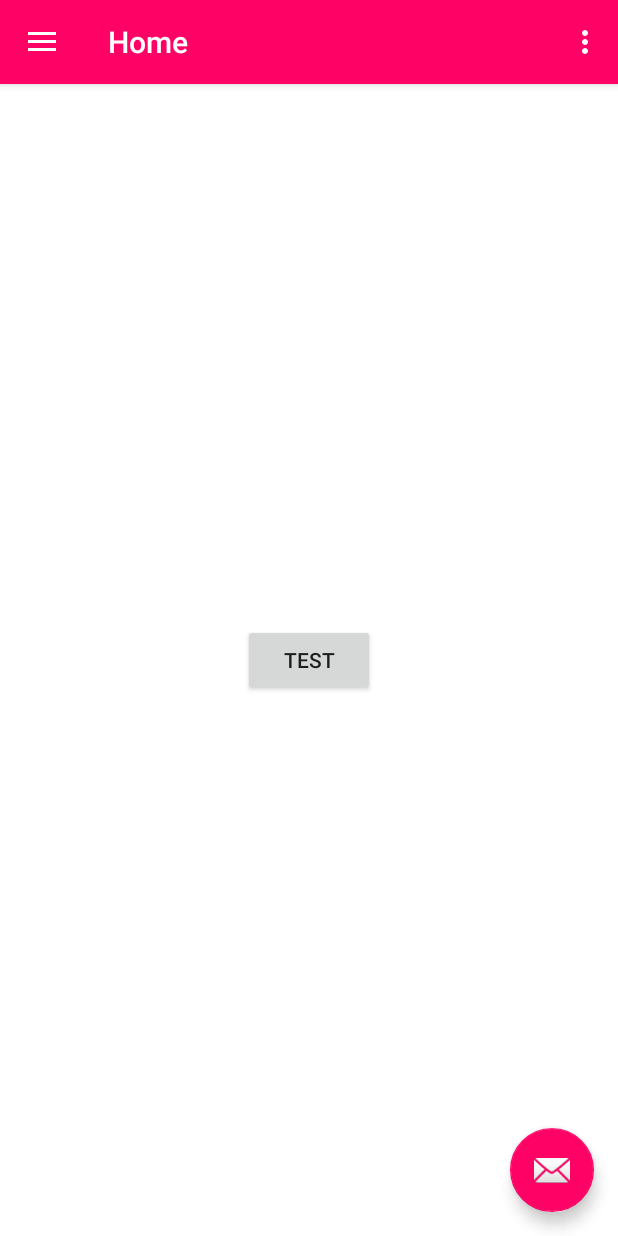
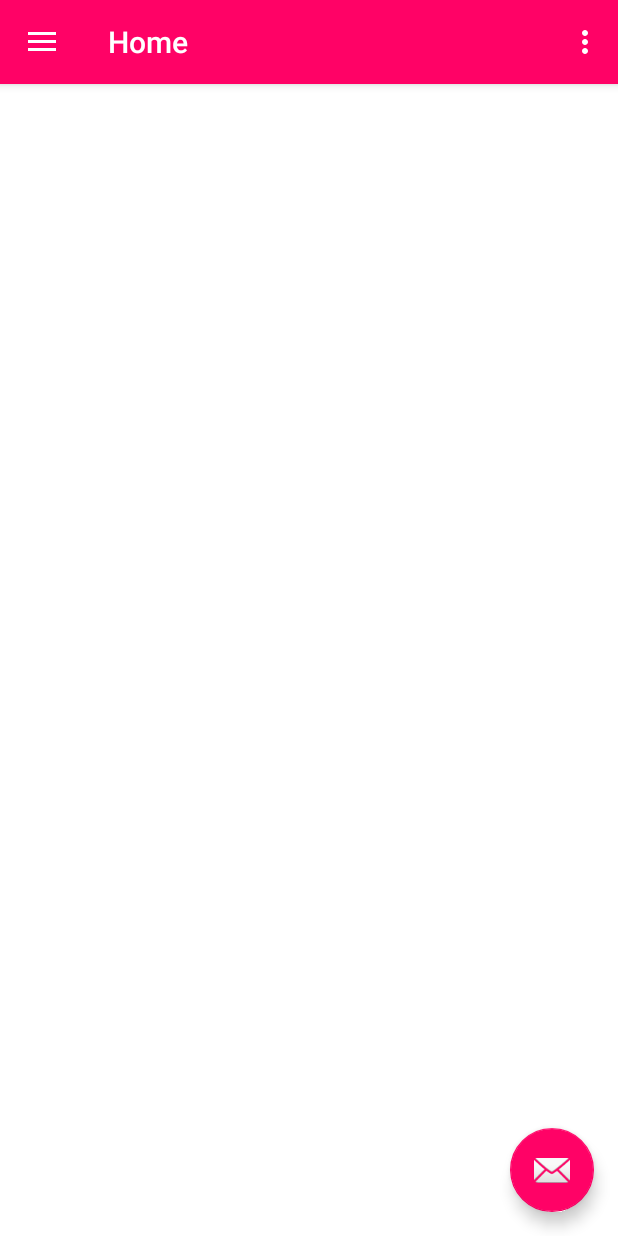
Before and after one commit to sergioskz97/TodoMusica, an Android app: the screen it shows after launch (MainActivity), on a phone screen of 412 x 824 dp. Run offline under Robolectric (Android 15) with nearby library versions, the phone set to English and light mode, and no system bars; our stand-ins replace Volley, navigation-ui; Roboto replaces fonts that are not available here.

Commit message:
Refactoring code

```diff
--- a/app/src/main/java/com/example/todomusica/Crypto.java
+++ b/app/src/main/java/com/example/todomusica/Class/Crypto.java
@@ -1,4 +1,4 @@
-package com.example.todomusica;
+package com.example.todomusica.Class;
 
 public class Crypto{
 
--- a/app/src/main/java/com/example/todomusica/LoginRequest.java
+++ b/app/src/main/java/com/example/todomusica/Class/LoginRequest.java
@@ -1,4 +1,4 @@
-package com.example.todomusica;
+package com.example.todomusica.Class;
 
 import com.android.volley.Request;
 import com.android.volley.Response;
@@ -11,7 +11,7 @@ public class LoginRequest extends StringRequest {
     private static final String route = "https://todomusicatest.000webhostapp.com/Login.php";
     private Map<String, String> params;
 
-    LoginRequest(String email, String password, Response.Listener<String> listener) {
+    public LoginRequest(String email, String password, Response.Listener<String> listener) {
         super(Request.Method.POST, route, listener, null);
 
         params = new HashMap<>();
--- a/app/src/main/java/com/example/todomusica/RegisterRequest.java
+++ b/app/src/main/java/com/example/todomusica/Class/RegisterRequest.java
@@ -1,4 +1,4 @@
-package com.example.todomusica;
+package com.example.todomusica.Class;
 
 import com.android.volley.Request;
 import com.android.volley.Response;
--- a/app/src/main/java/com/example/todomusica/LoginFragment.java
+++ b/app/src/main/java/com/example/todomusica/LoginFragment.java
@@ -1,11 +1,9 @@
 package com.example.todomusica;
 
-import android.content.Intent;
 import android.os.Bundle;
 
 import androidx.appcompat.app.AlertDialog;
 import androidx.fragment.app.Fragment;
-import androidx.fragment.app.FragmentManager;
 import androidx.navigation.Navigation;
 
 import android.view.LayoutInflater;
@@ -18,7 +16,8 @@ import android.widget.TextView;
 import com.android.volley.RequestQueue;
 import com.android.volley.Response;
 import com.android.volley.toolbox.Volley;
-import com.example.todomusica.ui.home.HomeFragment;
+import com.example.todomusica.Class.Crypto;
+import com.example.todomusica.Class.LoginRequest;
 
 import org.json.JSONException;
 import org.json.JSONObject;
--- a/app/src/main/java/com/example/todomusica/RegisterFragment.java
+++ b/app/src/main/java/com/example/todomusica/RegisterFragment.java
@@ -18,6 +18,8 @@ import android.widget.TextView;
 import com.android.volley.RequestQueue;
 import com.android.volley.Response;
 import com.android.volley.toolbox.Volley;
+import com.example.todomusica.Class.Crypto;
+import com.example.todomusica.Class.RegisterRequest;
 import com.example.todomusica.ui.home.HomeFragment;
 
 import org.json.JSONException;
--- a/app/src/main/res/layout/fragment_home.xml
+++ b/app/src/main/res/layout/fragment_home.xml
@@ -32,14 +32,5 @@
         app:layout_constraintStart_toStartOf="parent"
         app:layout_constraintTop_toTopOf="parent" />
 
-    <Button
-        android:id="@+id/testBtn"
-        android:layout_width="wrap_content"
-        android:layout_height="wrap_content"
-        android:text="Test"
-        app:layout_constraintBottom_toBottomOf="parent"
-        app:layout_constraintEnd_toEndOf="parent"
-        app:layout_constraintStart_toStartOf="parent"
-        app:layout_constraintTop_toTopOf="parent" />
 
 </androidx.constraintlayout.widget.ConstraintLayout>
--- a/app/src/main/res/menu/activity_main_drawer.xml
+++ b/app/src/main/res/menu/activity_main_drawer.xml
@@ -5,21 +5,13 @@
 
     <group android:checkableBehavior="single">
         <item
-            android:id="@+id/nav_login"
-            android:icon="@drawable/ic_menu_slideshow"
-            android:title="Iniciar sesión"/>
-        <item
             android:id="@+id/nav_home"
             android:icon="@drawable/ic_menu_camera"
             android:title="@string/menu_home" />
         <item
-            android:id="@+id/nav_gallery"
-            android:icon="@drawable/ic_menu_gallery"
-            android:title="@string/menu_gallery" />
-        <item
-            android:id="@+id/nav_slideshow"
+            android:id="@+id/nav_login"
             android:icon="@drawable/ic_menu_slideshow"
-            android:title="@string/menu_slideshow" />
+            android:title="Iniciar sesión"/>
     </group>
 
     <group android:checkableBehavior="single">
```
Also changed, not shown: app/src/main/java/com/example/todomusica/ui/home/HomeFragment.java (+0 -38 lines).
